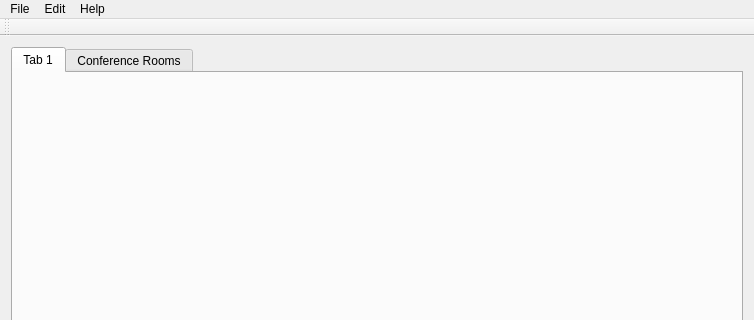
Qt form src/ui/qtasteriskdesktopmain.ui (dwatson78/Qt-Asterisk-Desktop) before a commit; both pictures show x 0 to 754 and y 0 to 320 of the 754 by 666 pixel window.
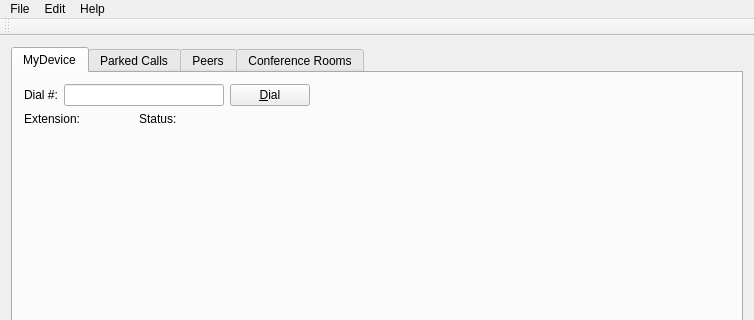
The same form after that commit. The open tabs and pages were chosen to show the change.

What changed in the file:
```diff
--- a/src/ui/qtasteriskdesktopmain.ui
+++ b/src/ui/qtasteriskdesktopmain.ui
@@ -22,7 +22,186 @@
       </property>
       <widget class="QWidget" name="_tab1">
        <attribute name="title">
-        <string>Tab 1</string>
+        <string>MyDevice</string>
+       </attribute>
+       <layout class="QGridLayout" name="gridLayout_4">
+        <item row="0" column="0">
+         <layout class="QGridLayout" name="_layoutMyDevice">
+          <item row="0" column="0">
+           <layout class="QHBoxLayout" name="horizontalLayout">
+            <item>
+             <widget class="QLabel" name="_dialNumLit">
+              <property name="text">
+               <string>Dial #:</string>
+              </property>
+             </widget>
+            </item>
+            <item>
+             <widget class="QLineEdit" name="_dialNum">
+              <property name="sizePolicy">
+               <sizepolicy hsizetype="Preferred" vsizetype="Fixed">
+                <horstretch>0</horstretch>
+                <verstretch>0</verstretch>
+               </sizepolicy>
+              </property>
+              <property name="minimumSize">
+               <size>
+                <width>160</width>
+                <height>0</height>
+               </size>
+              </property>
+             </widget>
+            </item>
+            <item>
+             <widget class="QPushButton" name="_buttonDial">
+              <property name="text">
+               <string>&amp;Dial</string>
+              </property>
+             </widget>
+            </item>
+            <item>
+             <spacer name="horizontalSpacer">
+              <property name="orientation">
+               <enum>Qt::Horizontal</enum>
+              </property>
+              <property name="sizeHint" stdset="0">
+               <size>
+                <width>0</width>
+                <height>0</height>
+               </size>
+              </property>
+             </spacer>
+            </item>
+           </layout>
+          </item>
+          <item row="2" column="0">
+           <spacer name="verticalSpacer_2">
+            <property name="orientation">
+             <enum>Qt::Vertical</enum>
+            </property>
+            <property name="sizeHint" stdset="0">
+             <size>
+              <width>0</width>
+              <height>0</height>
+             </size>
+            </property>
+           </spacer>
+          </item>
+          <item row="1" column="0">
+           <layout class="QHBoxLayout" name="horizontalLayout_2">
+            <item>
+             <widget class="QLabel" name="_dvcExtLit">
+              <property name="sizePolicy">
+               <sizepolicy hsizetype="Preferred" vsizetype="Preferred">
+                <horstretch>0</horstretch>
+                <verstretch>0</verstretch>
+               </sizepolicy>
+              </property>
+              <property name="text">
+               <string>Extension:</string>
+              </property>
+             </widget>
+            </item>
+            <item>
+             <widget class="QLabel" name="_dvcExt">
+              <property name="sizePolicy">
+               <sizepolicy hsizetype="Preferred" vsizetype="Preferred">
+                <horstretch>0</horstretch>
+                <verstretch>0</verstretch>
+               </sizepolicy>
+              </property>
+              <property name="font">
+               <font>
+                <weight>75</weight>
+                <bold>true</bold>
+               </font>
+              </property>
+              <property name="text">
+               <string/>
+              </property>
+             </widget>
+            </item>
+            <item>
+             <spacer name="horizontalSpacer_3">
+              <property name="orientation">
+               <enum>Qt::Horizontal</enum>
+              </property>
+              <property name="sizeType">
+               <enum>QSizePolicy::Preferred</enum>
+              </property>
+              <property name="sizeHint" stdset="0">
+               <size>
+                <width>40</width>
+                <height>0</height>
+               </size>
+              </property>
+             </spacer>
+            </item>
+            <item>
+             <widget class="QLabel" name="_extStatusLit">
+              <property name="text">
+               <string>Status:</string>
+              </property>
+             </widget>
+            </item>
+            <item>
+             <widget class="QLabel" name="_extStatus">
+              <property name="font">
+               <font>
+                <weight>75</weight>
+                <bold>true</bold>
+               </font>
+              </property>
+              <property name="text">
+               <string/>
+              </property>
+             </widget>
+            </item>
+            <item>
+             <spacer name="horizontalSpacer_2">
+              <property name="orientation">
+               <enum>Qt::Horizontal</enum>
+              </property>
+              <property name="sizeHint" stdset="0">
+               <size>
+                <width>0</width>
+                <height>0</height>
+               </size>
+              </property>
+             </spacer>
+            </item>
+           </layout>
+          </item>
+         </layout>
+        </item>
+       </layout>
+      </widget>
+      <widget class="QWidget" name="_tabParked">
+       <attribute name="title">
+        <string>Parked Calls</string>
+       </attribute>
+       <layout class="QVBoxLayout" name="verticalLayout_2">
+        <item>
+         <layout class="QVBoxLayout" name="_layoutParked"/>
+        </item>
+        <item>
+         <spacer name="verticalSpacer_3">
+          <property name="orientation">
+           <enum>Qt::Vertical</enum>
+          </property>
+          <property name="sizeHint" stdset="0">
+           <size>
+            <width>20</width>
+            <height>528</height>
+           </size>
+          </property>
+         </spacer>
+        </item>
+       </layout>
+      </widget>
+      <widget class="QWidget" name="_tabPeers">
+       <attribute name="title">
+        <string>Peers</string>
        </attribute>
       </widget>
       <widget class="QWidget" name="_tab2">
```
Left out of the diff: 10 changed lines with no effect on the pictures.
